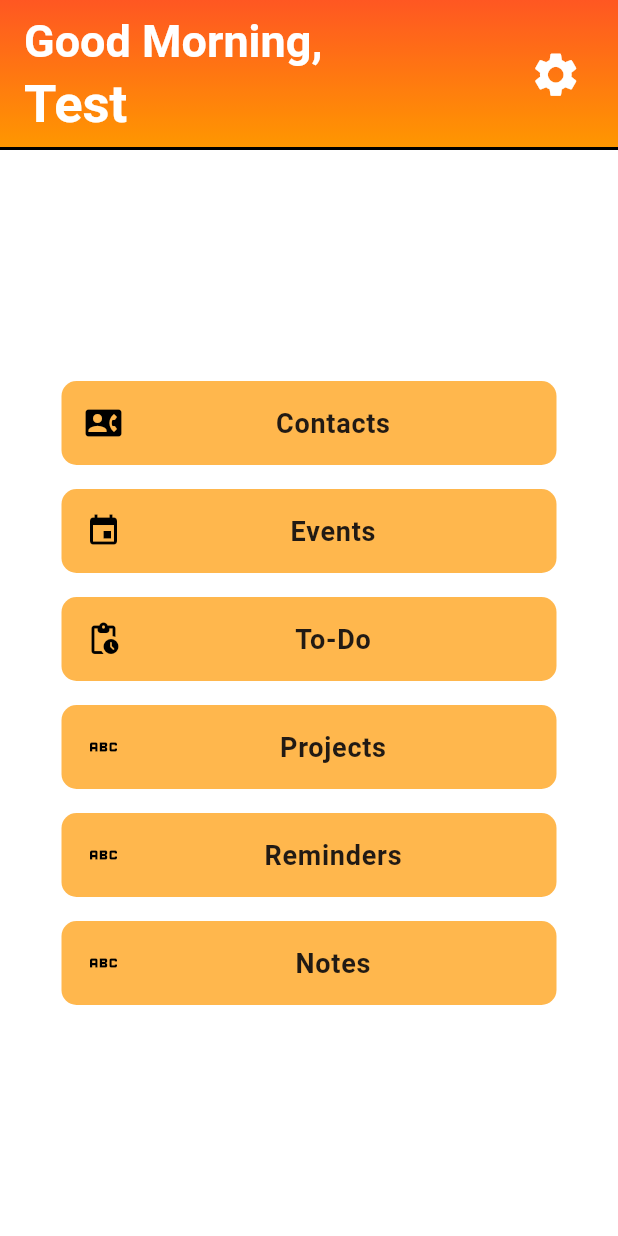
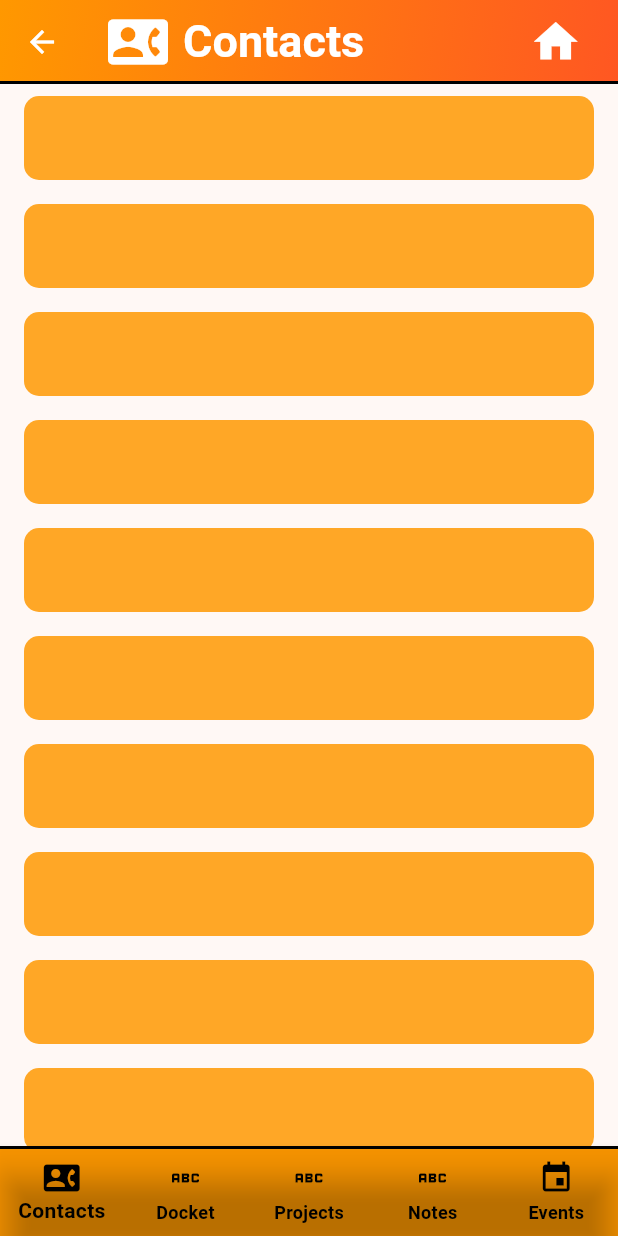
Before and after one commit to GhuleAjinkya/asep_app, a Flutter app: the screen it shows after launch, after a tap on "Contacts", on a phone screen of 412 x 824 dp. Run offline on Flutter 3.47's test engine with Material 3 defaults, Android fonts, the phone set to English and light mode, and no system bars.

Commit message:
new code 1

```diff
--- /dev/null
+++ b/lib/class_contacts.dart
@@ -0,0 +1,46 @@
+import 'package:flutter/material.dart';
+
+class Contact {
+  final String name;
+  final String organization;
+  final String phoneNumber;
+
+  Contact({
+    required this.name,
+    required this.organization,
+    required this.phoneNumber,
+  });
+}
+
+class Contacts extends StatefulWidget {
+  const Contacts({super.key});
+
+  @override
+  State<Contacts> createState() => _ContactsState();
+}
+
+class _ContactsState extends State<Contacts> {
+  @override
+  Widget build(BuildContext context) {
+    return Scaffold(
+      body: Center(
+        child: ListView.builder(
+          itemBuilder: (context,index) {
+            return Padding(
+              padding: EdgeInsets.symmetric(vertical: 8.0, horizontal: 16.0),
+              child: Container(
+                decoration: BoxDecoration(
+                  color: Colors.orange[400],
+                  borderRadius: BorderRadius.circular(10),
+                ),
+                child: ListTile(
+
+                ),
+              ),
+            );
+          },
+        ),
+      ),
+    );
+  }
+}
--- a/lib/main.dart
+++ b/lib/main.dart
@@ -1,7 +1,13 @@
-// ignore_for_file: avoid_print
+// Containts logic for home page, tabs page header and footers, and logic to call their bod functions
 
 import 'package:flutter/material.dart';
+import 'class_contacts.dart';
 
+const LinearGradient appGradient = LinearGradient(
+              colors: [Colors.orange,Colors.deepOrange],
+              begin: Alignment.topLeft,
+              end: Alignment.bottomRight,
+            );
 void main() {
   runApp(const MyApp());
 }
@@ -13,164 +19,239 @@ class MyApp extends StatelessWidget {
   @override
   Widget build(BuildContext context) {
     return MaterialApp(
+      debugShowCheckedModeBanner: false,
       title: 'Flutter Demo',
-      debugShowCheckedModeBanner: false,
       theme: ThemeData(
-        colorScheme: ColorScheme.fromSeed(
-            seedColor: Colors.orange, primary: Colors.orange),
-        scaffoldBackgroundColor: Colors.white,
+        colorScheme: ColorScheme.fromSeed(seedColor: Colors.orange, primary: Colors.orange),
       ),
-      home: MyHomePage(title: '...'),
+      home: HomePage(),
     );
   }
 }
 
-class MyHomePage extends StatefulWidget {
-  const MyHomePage({super.key, required this.title});
-
-  // This widget is the home page of your application. It is stateful, meaning
-  // that it has a State object (defined below) that contains fields that affect
-  // how it looks.
-
-  // This class is the configuration for the state. It holds the values (in this
-  // case the title) provided by the parent (in this case the App widget) and
-  // used by the build method of the State. Fields in a Widget subclass are
-  // always marked "final".
-  final String title;
-
-  @override
-  State<MyHomePage> createState() => _MyHomePageState();
-}
-
-class _MyHomePageState extends State<MyHomePage> {
-  final String username = 'Test';
-  String getGreetingTime() {
+class HomePage extends StatefulWidget {
+  HomePage({super.key});
+  final String username = 'usernameDefault';
+  final List<Map<String, IconData>> pages = [
+  {'Contacts': Icons.contact_phone_rounded},
+  {'Docket': Icons.abc},
+  {'Projects': Icons.abc},
+  {'Notes': Icons.abc},
+  {'Events': Icons.event}];
+  /* Old pages:
+  {'Contacts': Icons.contact_phone_rounded},
+  {'Events': Icons.event},
+  {'To-Do': Icons.abc},
+  {'Projects': Icons.abc},
+  {'Reminders': Icons.abc},
+  {'Notes': Icons.abc}];
+  */
+  String getGreetingTime(){
     final hour = DateTime.now().hour;
     if (hour < 12) {
       return 'Morning';
-    } else if (hour < 17) {
-      return 'Afternoon';
-    } else {
+    }
+    if (hour < 17) {
+      return 'Afternoom';
+    }
     return 'Evening';
   }
+  @override
+  State<HomePage> createState() => _HomePageState();
 }
 
-  final List<IconData> icons = [
-    Icons.contact_phone_rounded,
-    Icons.event,
-    Icons.pending_actions_rounded,
-    Icons.abc,
-    Icons.abc,
-    Icons.abc
-  ];
-  final List<String> titles = [
-    'Contacts',
-    'Events',
-    'To-Do',
-    'Projects',
-    'Reminders',
-    'Notes'
-  ];
+class _HomePageState extends State<HomePage> {
+
+  String greetingTime = 'notInitialized';
+  @override
+  void initState() {
+    super.initState();
+    greetingTime = widget.getGreetingTime();
+  }
   @override
   Widget build(BuildContext context) {
-    // This method is rerun every time setState is called, for instance as done
-    // by the _incrementCounter method above.
-    //
-    // The Flutter framework has been optimized to make rerunning build methods
-    // fast, so that you can just rebuild anything that needs updating rather
-    // than having to individually change instances of widgets.
-    final String greetingTime = getGreetingTime();
     return Scaffold(
       appBar: AppBar(
         flexibleSpace: Container(
-            decoration: const BoxDecoration(
-                gradient: LinearGradient(
-                  colors: [
-                    Colors.deepOrange,
-                    Colors.orange
-                  ], // Darker to lighter orange
-                  begin: Alignment.topCenter,
-                  end: Alignment.bottomCenter,
-                ),
-                border: Border(
+          decoration: BoxDecoration(
+            border : Border(
               bottom: BorderSide(
                 color: Colors.black,
-                    width: 2.0, // Border width
+                width: 2.0,
               ),
-                )),
             ),
-          toolbarHeight: 100,
-          // Here we take the value from the MyHomePage object that was created by
-          // the App.build method, and use it to set our appbar title.
-          title: Row(
-            mainAxisAlignment: MainAxisAlignment.spaceBetween,
-            children: [
-              Column(
+            gradient: appGradient
+          ),
+        ),
+        title: Column(
           crossAxisAlignment: CrossAxisAlignment.start,
           children: [
-                  Text(
-                    'Good $greetingTime,',
-                    style: const TextStyle(
+            Text('Good $greetingTime,',
+              style: TextStyle(
+                fontSize: 20,
                 fontWeight: FontWeight.bold,
-                      fontSize: 30,
                 color: Colors.white,
               ),
             ),
             Text(
-                    username,
-                    style: const TextStyle(
+              widget.username,
+              style: TextStyle(
+                fontSize: 20,
+                fontWeight: FontWeight.bold,
                 color: Colors.white,
-                      fontWeight: FontWeight.bold,
-                      fontSize: 35,
               ),
             )
           ],
         ),
+      ),
+      body: Center(
+        child: Column(
+          mainAxisAlignment: MainAxisAlignment.center,
+          children: [
+            for (int index = 0; index < widget.pages.length; index++)
+              Padding(
+                padding: const EdgeInsets.symmetric(vertical: 8, horizontal: 16),
+                child : Container(
+                  decoration: BoxDecoration(
+                    color: Colors.orange.shade400,
+                    borderRadius: BorderRadius.circular(10),
+                  ),
+                  margin: const EdgeInsets.symmetric(horizontal: 25),
+                  child: ListTile(
+                    leading: Icon(widget.pages[index].values.first, color: Colors.black, size: 30,),
+                    title: Center(
+                      child: Text(widget.pages[index].keys.first, style: const TextStyle(color: Colors.black, fontWeight: FontWeight.bold),),
+                    ),
+                    onTap: (){
+                      Navigator.push(context, MaterialPageRoute(builder: (context) => Tabs(
+                        currentIndex: index,
+                        pages: widget.pages)));
+                    },
+                  ),
+                ),
+              ),
+          ]
+        ),
+      )
+    );
+  }
+}
+
+class Tabs extends StatefulWidget {
+  const Tabs({super.key, required this.currentIndex, required this.pages});
+  final int currentIndex;
+  final List<Map<String, IconData>> pages;
+  @override
+  State<Tabs> createState() => _TabsState();
+}
+
+class _TabsState extends State<Tabs> {
+  int index = 0;
+  @override
+  void initState() {
+    super.initState();
+    index = widget.currentIndex;
+  }
+  @override
+  Widget build(BuildContext context) {
+    return Scaffold(
+      appBar: AppBar(
+        flexibleSpace: Container(
+          decoration: BoxDecoration(
+            border : Border(
+              bottom: BorderSide(
+                color: Colors.black,
+                width: 2.0,
+              ),
+            ),
+            gradient: appGradient,
+          ),
+        ),
+        iconTheme: const IconThemeData(color: Colors.white),
+        title: Row(
+          mainAxisAlignment: MainAxisAlignment.spaceBetween,
+          crossAxisAlignment: CrossAxisAlignment.center,
+          children: [
+            Row(
+              spacing: 10,
+              mainAxisAlignment: MainAxisAlignment.start,
+              children: [
+                Icon(widget.pages[index].values.first, color: Colors.white, size: 40,),
+                Text(widget.pages[index].keys.first, style: const TextStyle(color: Colors.white, fontSize: 30, fontWeight: FontWeight.bold),),
+              ],
+            ),
             IconButton(
-                icon: const Icon(Icons.settings, color: Colors.white, size: 35),
+              icon: const Icon(Icons.home, color: Colors.white, size: 35),
               onPressed: () {
-                  print('Settings button pressed');
+                Navigator.pop(context);
               },
             ),
           ],
         ),
       ),
-        body: Center(
-          child: ListView.builder(
-            shrinkWrap: true,
-            itemCount: titles.length,
-            itemBuilder: (context, index) {
-              return Padding(
-                padding:
-                    const EdgeInsets.symmetric(vertical: 8, horizontal: 16),
-                child: Container(
-                  margin: const EdgeInsets.symmetric(horizontal: 25),
+      body: TabsContentCaller(index: index),
+      bottomNavigationBar: Container(
         decoration: BoxDecoration(
-                    color: Colors.orange.shade300,
-                    borderRadius: BorderRadius.circular(10),
-                  ),
-                  child: ListTile(
-                    leading: Icon(
-                      icons[index],
+          color: Colors.orange,
+          border: Border(
+            top: BorderSide(
               color: Colors.black,
-                    ),
-                    title: Center(
-                      child: Text(
-                        titles[index],
-                        style: const TextStyle(
-                          fontWeight: FontWeight.bold,
-                          fontSize: 18,
+              width: 2.0,
             ),
           ),
         ),
-                    onTap: () {
-                      print('Tapped on ${titles[index]}');
+        child: BottomNavigationBar(
+          backgroundColor: Colors.transparent,
+          currentIndex: index,
+          items: [
+            for (var page in widget.pages)
+              BottomNavigationBarItem(
+                icon: Icon(page.values.first),
+                label: page.keys.first,
+              )
+          ],
+          onTap: (currentIndex) {
+            setState(() {
+              index = currentIndex;
+            });
           },
+          selectedLabelStyle: const TextStyle(
+            color: Colors.black,
+            fontWeight: FontWeight.bold,
+          ),
+          unselectedLabelStyle: const TextStyle(
+            color: Colors.black,
+            fontWeight: FontWeight.bold,
+          ),
+          selectedItemColor: Colors.black,
+          unselectedItemColor: Colors.black,
+          showUnselectedLabels: true,
+          showSelectedLabels: true,
+          type: BottomNavigationBarType.fixed,
         ),
       ),
     );
-            },
-          ),
-        ));
   }
 }
+
+class TabsContentCaller extends StatelessWidget {
+  const TabsContentCaller({super.key, required this.index});
+  final int index;
+  @override
+  Widget build(BuildContext context) {
+    /* {'Contacts': Icons.contact_phone_rounded},
+  {'Docket': Icons.abc},
+  {'Projects': Icons.abc},
+  {'Notes': Icons.abc},
+  {'Events': Icons.event}];
+  Pages for referance */
+    switch (index) {
+      case 0:
+        return Contacts();
+      case 2:
+        // return Projects();
+      default:
+        return const Text("Wrong index passed as an arguement from _TabsState");
+    }
+  }
+}
```
Also changed, not shown: 1 other file. Lines whose indentation alone changed are shown as unchanged.
